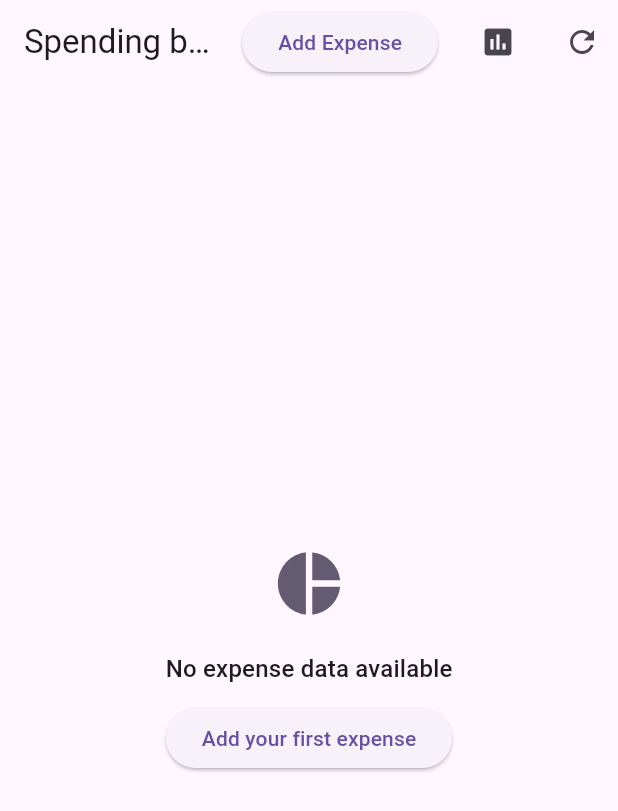
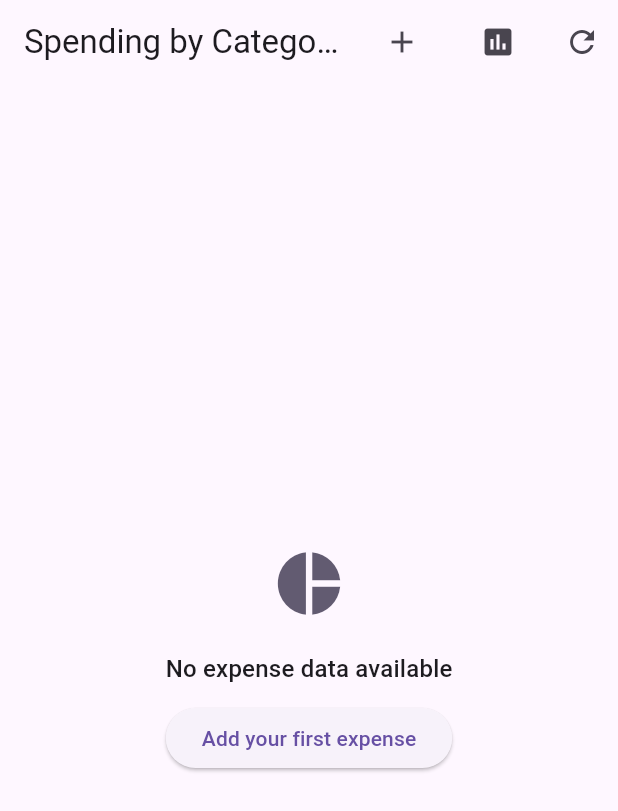
Before and after one commit to khanshairer/sharierk-sharier-khan-comp4768-a3, a Flutter app: the PieChartScreen screen opened by its route, on a phone screen of 412 x 824 dp. Shown: the top 811 px of the screen. Run offline on Flutter 3.47's test engine with Material 3 defaults, Android fonts, the phone set to English and light mode, and no system bars; our stand-ins replace fl_chart, flutter_riverpod, go_router, hive, hive_flutter; accounts and stored records are empty.

Commit message:
add icon button instead of the elevated button

```diff
--- a/lib/screens/chart_screens/pie_chart_screen.dart
+++ b/lib/screens/chart_screens/pie_chart_screen.dart
@@ -33,9 +33,10 @@ class _PieChartScreenState extends ConsumerState<PieChartScreen> {
         actions: [
           Padding(
             padding: const EdgeInsets.only(right: 8.0),
-            child: ElevatedButton(
+            child: IconButton(
+              icon: const Icon(Icons.add),
+              tooltip: 'Add Expense',
               onPressed: () => _safeNavigate(context, '/add'),
-              child: const Text('Add Expense'),
             ),
           ),
           const SizedBox(width: 8),
```
